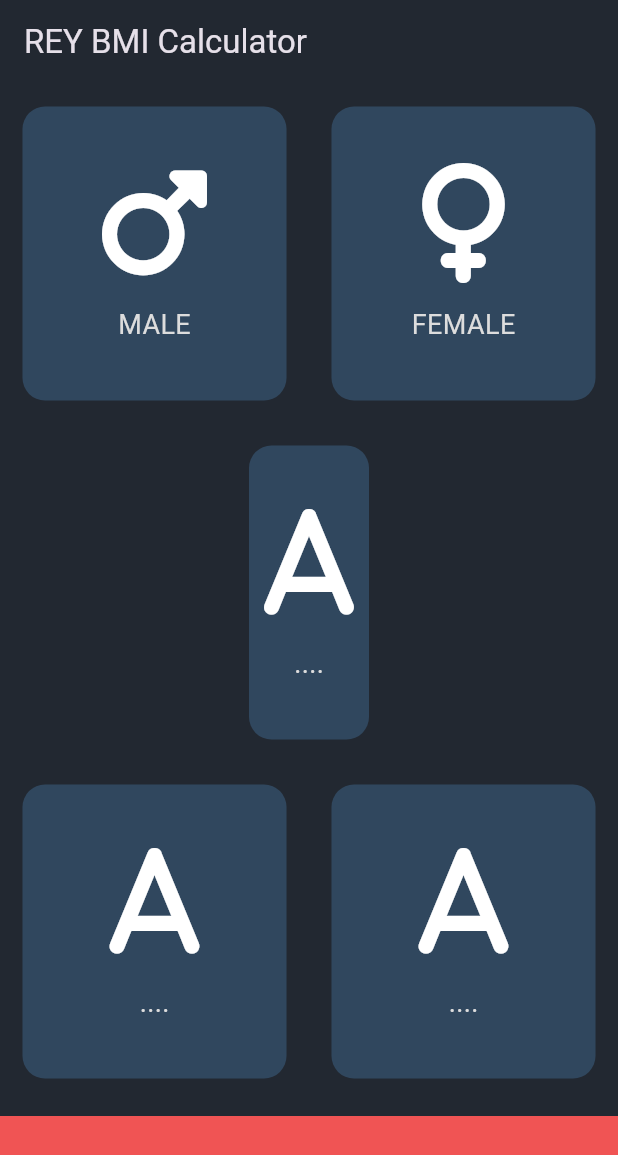
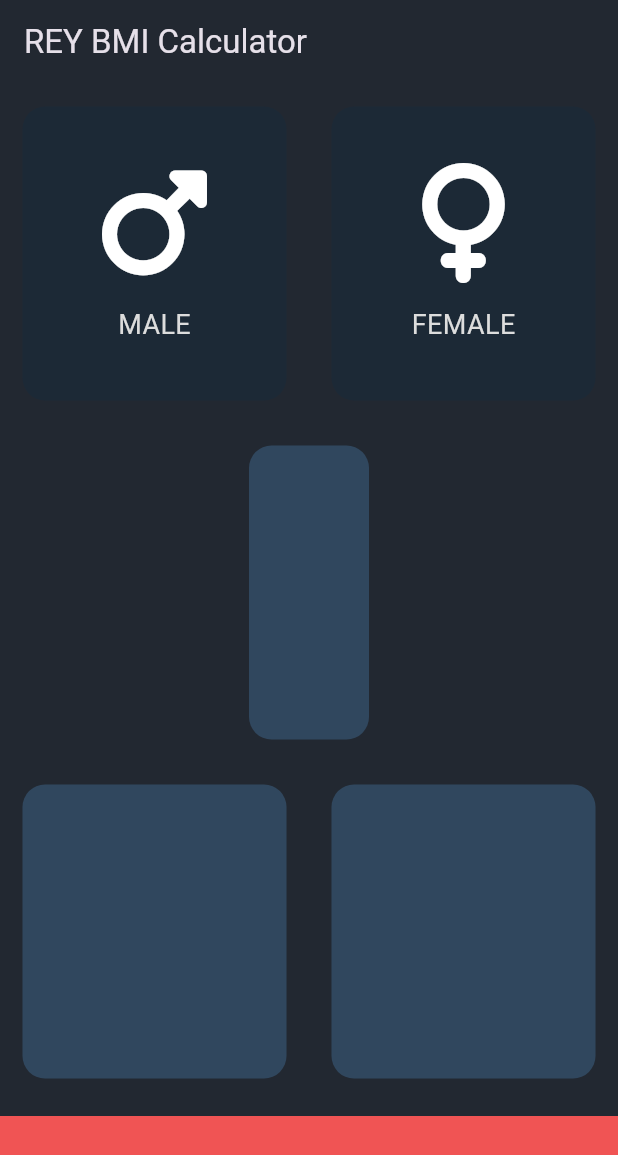
Before and after one commit to UnknownVisuals/bmi_calculator, a Flutter app: the screen it shows after launch, on a phone screen of 412 x 824 dp. Shown: the top 1155 px of the screen. Run offline on Flutter 3.47's test engine with Material 3 defaults, Android fonts, the phone set to English and light mode, and no system bars; our stand-ins replace font_awesome_flutter.

```diff
--- a/lib/icon_content.dart
+++ b/lib/icon_content.dart
@@ -6,9 +6,9 @@ const labelTextStyle = TextStyle(
 );
 
 class IconContent extends StatelessWidget {
-  const IconContent({super.key, required this.icon, required this.label});
+  const IconContent({super.key, this.icon, this.label = ""});
 
-  final IconData icon;
+  final IconData? icon;
   final String label;
 
   @override
--- a/lib/input_page.dart
+++ b/lib/input_page.dart
@@ -6,8 +6,13 @@ import 'package:bmi_calculator/icon_content.dart';
 const bottomContainerHeight = 80.0;
 const appBarBackgroundColor = Color(0xFF222831);
 const activeCardColor = Color(0xFF30475E);
+const inactiveCardColor = Color.fromARGB(255, 28, 41, 54);
 const bottomContainerColor = Color(0xFFF05454);
 
+enum Gender {
+  male,
+  female,
+}
 class InputPage extends StatefulWidget {
   const InputPage({super.key});
 
@@ -16,6 +21,9 @@ class InputPage extends StatefulWidget {
 }
 
 class _InputPageState extends State<InputPage> {
+
+  Gender? selectedGender;
+
   @override
   Widget build(BuildContext context) {
     return Scaffold(
@@ -25,13 +33,18 @@ class _InputPageState extends State<InputPage> {
       ),
       body: Column(
         children: <Widget>[
-          const Expanded(
+          Expanded(
             child: Row(
               children: <Widget>[
                 Expanded(
                   child: ReusableCard(
-                    colour: activeCardColor,
-                    cardChild: IconContent(
+                    onPress: (){
+                      setState(() {
+                        selectedGender = Gender.male;
+                      });
+                    },
+                    colour: selectedGender == Gender.male ? activeCardColor : inactiveCardColor,
+                    cardChild: const IconContent(
                       icon: FontAwesomeIcons.mars,
                       label: "MALE",
                     ),
@@ -39,8 +52,13 @@ class _InputPageState extends State<InputPage> {
                 ),
                 Expanded(
                   child: ReusableCard(
-                    colour: activeCardColor,
-                    cardChild: IconContent(
+                    onPress: (){
+                      setState(() {
+                        selectedGender = Gender.female;
+                      });
+                    },
+                    colour: selectedGender == Gender.female ? activeCardColor : inactiveCardColor,
+                    cardChild: const IconContent(
                       icon: FontAwesomeIcons.venus,
                       label: "FEMALE",
                     ),
@@ -52,7 +70,7 @@ class _InputPageState extends State<InputPage> {
           const Expanded(
             child: ReusableCard(
               colour: activeCardColor,
-              cardChild: IconContent(icon: FontAwesomeIcons.a, label: "...."),
+              cardChild: IconContent(),
             ),
           ),
           const Expanded(
@@ -61,15 +79,13 @@ class _InputPageState extends State<InputPage> {
                 Expanded(
                   child: ReusableCard(
                     colour: activeCardColor,
-                    cardChild:
-                        IconContent(icon: FontAwesomeIcons.a, label: "...."),
+                    cardChild: IconContent(),
                   ),
                 ),
                 Expanded(
                   child: ReusableCard(
                     colour: activeCardColor,
-                    cardChild:
-                        IconContent(icon: FontAwesomeIcons.a, label: "...."),
+                    cardChild: IconContent(),
                   ),
                 ),
               ],
--- a/lib/reusable_card.dart
+++ b/lib/reusable_card.dart
@@ -1,21 +1,29 @@
 import 'package:flutter/material.dart';
 
 class ReusableCard extends StatelessWidget {
-  const ReusableCard(
-      {super.key, required this.colour, required this.cardChild});
+  const ReusableCard({
+    super.key,
+    required this.colour,
+    this.cardChild,
+    this.onPress,
+  });
 
   final Color colour;
-  final Widget cardChild;
+  final Widget? cardChild;
+  final Function()? onPress;
 
   @override
   Widget build(BuildContext context) {
-    return Container(
-      margin: const EdgeInsets.all(15.0),
-      decoration: BoxDecoration(
-        color: colour,
-        borderRadius: BorderRadius.circular(15.0),
+    return GestureDetector(
+      onTap: onPress, // Corrected line
+      child: Container(
+        margin: const EdgeInsets.all(15.0),
+        decoration: BoxDecoration(
+          color: colour,
+          borderRadius: BorderRadius.circular(15.0),
+        ),
+        child: cardChild,
       ),
-      child: cardChild,
     );
   }
 }
```
